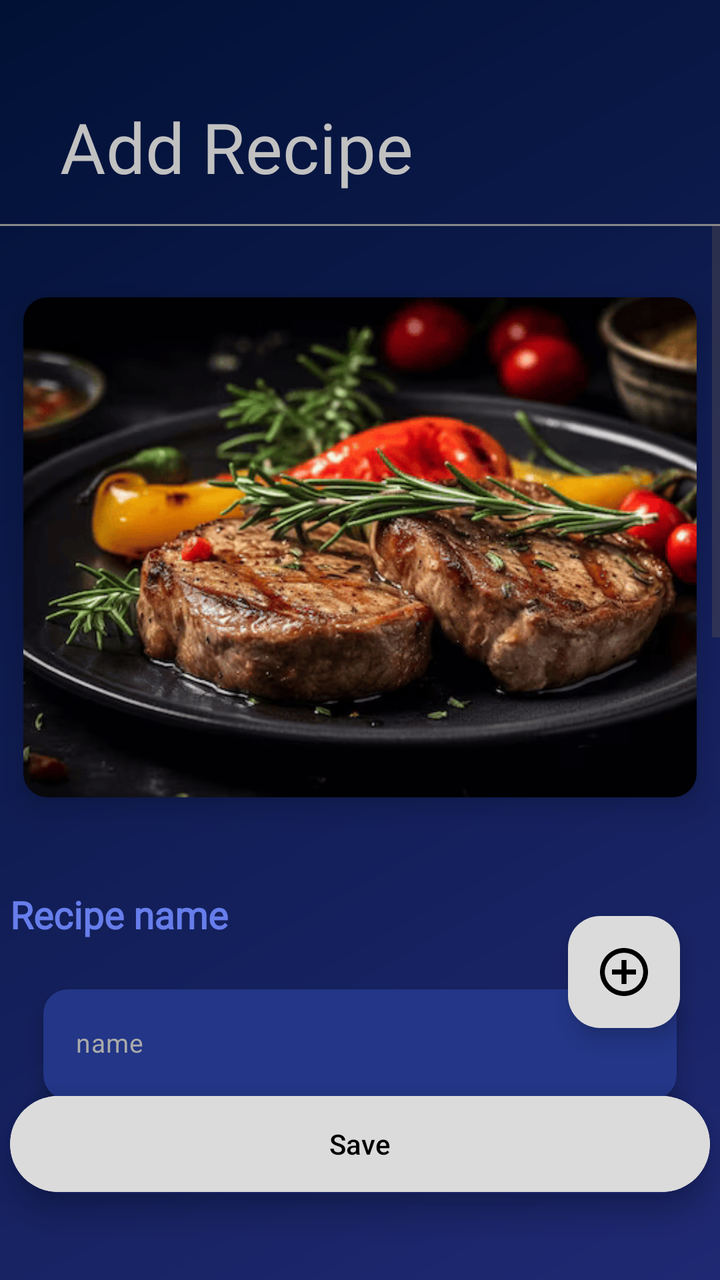
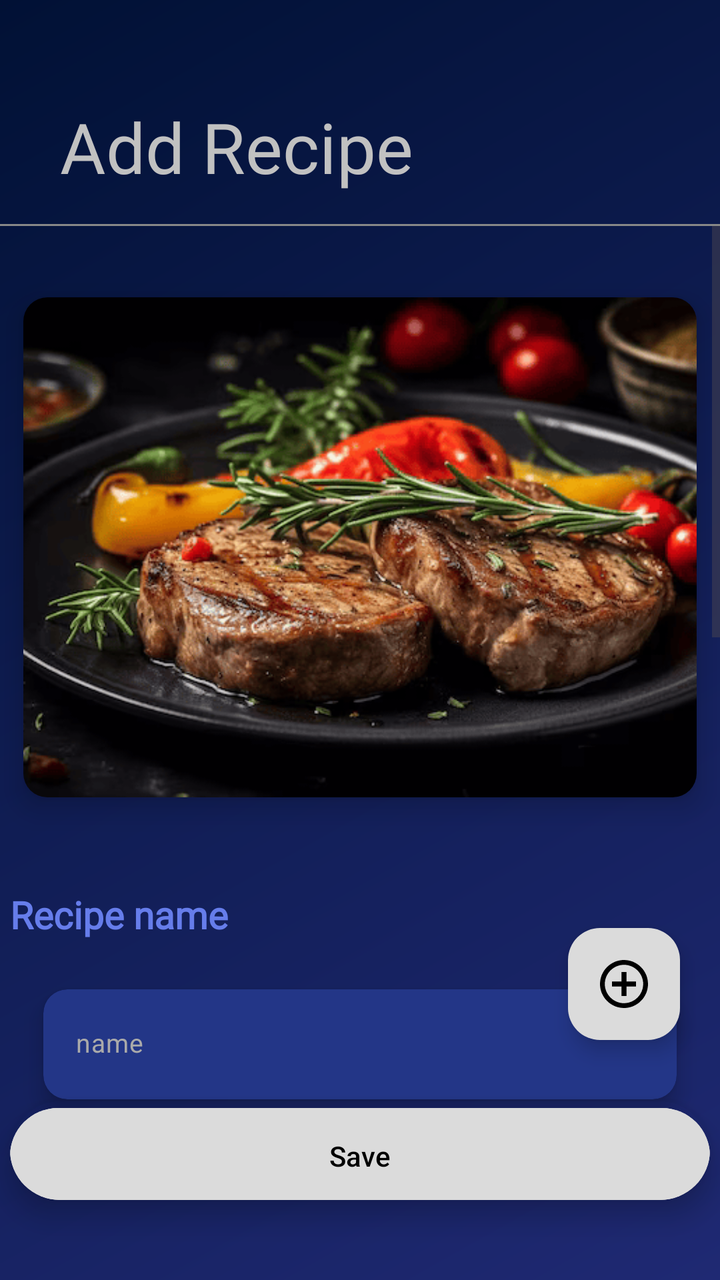

Before-and-after screenshots of an Android layout around one commit, followed by the original layout XML and the change that was made.
<!-- AndroidManifest.xml: application theme Theme.Recipe -->
<!-- res/layout/activity_add_recipe.xml -->
<androidx.constraintlayout.widget.ConstraintLayout
    xmlns:android="http://schemas.android.com/apk/res/android"
    xmlns:app="http://schemas.android.com/apk/res-auto"
    xmlns:tools="http://schemas.android.com/tools"
    android:id="@+id/main"
    android:layout_width="match_parent"
    android:layout_height="match_parent"
    android:background="@drawable/my_background">


    
    <TextView
        android:id="@+id/CreateRecipeTextView"
        android:layout_width="wrap_content"
        android:layout_height="62dp"
        android:layout_marginTop="50dp"
        android:layout_marginStart="30dp"
        android:fontFamily="@font/open_sans_bold"
        android:gravity="left"
        android:text="Add Recipe"
        android:textColor="@color/my_text_view_back"
        android:textSize="35sp"
        app:layout_constraintStart_toStartOf="parent"
        app:layout_constraintTop_toTopOf="parent" />

    
    <View
        android:id="@+id/lineUnderText"
        android:layout_width="match_parent"
        android:layout_height="1dp"
        android:background="#888888"
        app:layout_constraintTop_toBottomOf="@id/CreateRecipeTextView"
        app:layout_constraintStart_toStartOf="parent"
        app:layout_constraintEnd_toEndOf="parent"/>



    
    <ScrollView
        android:id="@+id/ScrollViewContent"
        android:layout_width="match_parent"
        android:layout_height="0dp"
        android:fillViewport="true"
        android:layout_marginBottom="70dp"
        app:layout_constraintTop_toBottomOf="@id/lineUnderText"
        app:layout_constraintBottom_toBottomOf="parent">

        <LinearLayout
            android:id="@+id/LinearLayout"
            android:layout_width="match_parent"
            android:layout_height="wrap_content"
            android:orientation="vertical"
            android:paddingBottom="120dp">

            <androidx.cardview.widget.CardView
                android:id="@+id/CardViewRecipeImage"
                android:layout_width="wrap_content"
                android:layout_height="wrap_content"
                android:layout_marginTop="20dp"
                android:layout_gravity="center"
                app:cardCornerRadius="12dp"
                app:cardElevation="8dp"
                app:cardUseCompatPadding="true"
                app:cardBackgroundColor="@android:color/transparent">

                <ImageView
                    android:id="@+id/recipeImageView"
                    android:layout_width="350dp"
                    android:layout_height="250dp"
                    android:src="@drawable/steak"
                    android:scaleType="centerCrop"
                    android:contentDescription="Recipe photo"
                    android:clickable="true"
                    android:focusable="true"
                    android:background="?attr/selectableItemBackgroundBorderless"/>
            </androidx.cardview.widget.CardView>

            <TextView
                android:id="@+id/TextViewRecipeName"
                android:layout_width="350dp"
                android:layout_height="wrap_content"
                android:layout_marginTop="30dp"
                android:fontFamily="@font/archivo_black"
                android:text="Recipe name"
                android:textColor="@color/title_my_color"
                android:textSize="19sp"
                android:textStyle="bold"
                android:layout_gravity="center"/>

            <androidx.cardview.widget.CardView
                android:id="@+id/CardViewRecipeName"
                android:layout_width="match_parent"
                android:layout_height="wrap_content"
                android:layout_margin="12dp"
                android:padding="12dp"
                app:cardBackgroundColor="@color/my_recipes_background"
                app:cardElevation="6dp"
                app:cardCornerRadius="12dp"
                app:cardUseCompatPadding="true">

                <EditText
                    android:id="@+id/EditTextRecipe"
                    style="@style/Widget.Material3.AutoCompleteTextView.OutlinedBox"
                    android:layout_width="match_parent"
                    android:layout_height="55dp"
                    android:hint="name"
                    android:inputType="text"
                    android:paddingStart="16dp"
                    android:paddingTop="15dp"
                    android:textColor="@color/my_textView_gray"
                    android:textColorHint="@android:color/darker_gray"
                    android:textSize="13sp"
                    android:background="@null"/>
            </androidx.cardview.widget.CardView>

            <TextView
                android:id="@+id/TextViewIngredient"
                android:layout_width="350dp"
                android:layout_height="wrap_content"
                android:layout_marginTop="15dp"
                android:fontFamily="@font/archivo_black"
                android:text="Ingredients"
                android:visibility="invisible"
                android:textColor="@color/title_my_color"
                android:textSize="19sp"
                android:textStyle="bold"
                android:layout_gravity="center" />

            <LinearLayout
                android:id="@+id/linearLayoutDescription"
                android:layout_width="match_parent"
                android:layout_height="wrap_content"
                android:orientation="vertical"
                tools:listitem="@layout/ingredient_item"/>

            <TextView
                android:id="@+id/TextViewInstructionRecipe"
                android:layout_width="350dp"
                android:layout_height="wrap_content"
                android:layout_marginTop="50dp"
                android:fontFamily="@font/archivo_black"
                android:text="Instruction"
                android:textColor="@color/title_my_color"
                android:textSize="19sp"
                android:textStyle="bold"
                android:layout_gravity="center"/>

            <androidx.cardview.widget.CardView
                android:id="@+id/CardViewInstruction"
                android:layout_width="match_parent"
                android:layout_height="wrap_content"
                android:layout_marginStart="12dp"
                android:layout_marginTop="12dp"
                android:layout_marginEnd="12dp"
                android:layout_marginBottom="100dp"
                app:cardElevation="6dp"
                app:cardCornerRadius="12dp"
                app:cardUseCompatPadding="true"
                app:cardBackgroundColor="@color/my_recipes_background">

                <EditText
                    android:id="@+id/EditTextInsctructionRecipe"
                    style="@style/Widget.Material3.AutoCompleteTextView.OutlinedBox"
                    android:layout_width="match_parent"
                    android:layout_height="wrap_content"
                    android:hint="Instruction"
                    android:inputType="textMultiLine"
                    android:gravity="top|start"
                    android:minHeight="180dp"
                    android:scrollbars="vertical"
                    android:overScrollMode="always"
                    android:padding="12dp"
                    android:textColor="@color/my_textView_gray"
                    android:textColorHint="@android:color/darker_gray"
                    android:textSize="13sp"
                    android:background="@null"/>
            </androidx.cardview.widget.CardView>
        </LinearLayout>
    </ScrollView>

    
    <com.google.android.material.floatingactionbutton.FloatingActionButton
        android:id="@+id/floatingActionButton"
        android:layout_width="wrap_content"
        android:layout_height="wrap_content"
        android:layout_marginEnd="20dp"
        android:layout_marginBottom="30dp"
        android:contentDescription="@string/app_name"
        app:layout_constraintBottom_toTopOf="@id/CardView"
        app:layout_constraintEnd_toEndOf="parent"
        app:backgroundTint="@color/background_floatingButton"
        app:srcCompat="@drawable/ic_add_recipe"
        app:tint="@color/black" />

    

    <androidx.cardview.widget.CardView
        android:id="@+id/CardView"
        android:layout_width="350dp"
        android:layout_height="wrap_content"
        app:cardElevation="8dp"
        android:layout_margin="40dp"
        app:cardCornerRadius="120dp"
        android:layout_marginBottom="30dp"
        app:cardBackgroundColor="@android:color/transparent"
        app:layout_constraintBottom_toBottomOf="parent"
        app:layout_constraintStart_toStartOf="parent"
        app:layout_constraintEnd_toEndOf="parent">

        <Button
            android:id="@+id/RecipeSaveButton"
            android:layout_width="match_parent"
            android:layout_height="56dp"
            android:text="Save"
            android:elevation="8dp"
            android:backgroundTint="@color/background_floatingButton"
            android:textColor="@color/black"/>
    </androidx.cardview.widget.CardView>

</androidx.constraintlayout.widget.ConstraintLayout>
<!-- res/layout/ingredient_item.xml (included above) -->
<?xml version="1.0" encoding="utf-8"?>
<androidx.constraintlayout.widget.ConstraintLayout xmlns:android="http://schemas.android.com/apk/res/android"
    xmlns:app="http://schemas.android.com/apk/res-auto"
    android:id="@+id/linearLayout"
    android:layout_width="match_parent"
    android:layout_height="wrap_content"
    android:layout_marginBottom="10dp">


    <Button
        android:id="@+id/ButtonDelete"
        style="@style/Widget.AppCompat.Button.Borderless.Colored"
        android:layout_width="wrap_content"
        android:layout_height="wrap_content"
        android:layout_marginEnd="30dp"
        android:minHeight="48dp"
        android:text="Delete"
        android:textColor="@android:color/holo_red_dark"
        android:textSize="10sp"
        app:layout_constraintBottom_toTopOf="@+id/LinearLayoutIngredient"
        app:layout_constraintEnd_toEndOf="parent"
        app:layout_constraintTop_toTopOf="parent" />


    <LinearLayout
        android:id="@+id/LinearLayoutIngredient"
        android:layout_width="350dp"
        android:layout_height="50dp"
        android:background="@drawable/textview_border"
        android:gravity="center"
        android:orientation="horizontal"
        app:layout_constraintBottom_toBottomOf="parent"
        app:layout_constraintEnd_toEndOf="parent"
        app:layout_constraintHorizontal_bias="0.5"
        app:layout_constraintStart_toStartOf="parent"
        app:layout_constraintTop_toBottomOf="@+id/ButtonDelete">

        <EditText
            android:id="@+id/EditTextNameIngredient"
            android:layout_width="140dp"
            android:layout_height="50dp"
            android:layout_marginStart="20dp"
            android:ellipsize="none"
            android:hint="name"
            android:paddingTop="15dp"
            android:inputType="textCapSentences"
            android:scrollHorizontally="true"
            android:textColor="@color/my_text_view_back"
            android:textColorHint="@android:color/darker_gray"
            android:textSize="13sp" />

        <FrameLayout
            android:layout_width="wrap_content"
            android:layout_height="wrap_content">

            <EditText
                android:id="@+id/EditTextWeight"
                android:layout_width="80dp"
                android:layout_height="50dp"
                android:background="@drawable/weight_border"
                android:gravity="center"
                android:hint="Weight"
                android:inputType="numberDecimal"
                android:minHeight="48dp"
                android:paddingStart="7dp"
                android:paddingEnd="7dp"
                android:textColor="@color/my_text_view_back"
                android:textColorHint="@color/my_text_view_back"
                android:textSize="12sp" />
        </FrameLayout>

        <FrameLayout
            android:layout_width="wrap_content"
            android:layout_height="wrap_content">

            <TextView
                android:id="@+id/TextViewUnit"
                android:layout_width="70dp"
                android:layout_height="50dp"
                android:background="@drawable/weight_border"
                android:gravity="center"
                android:hint="kg"
                android:inputType="numberDecimal"
                android:minHeight="48dp"
                android:textColor="@color/my_text_view_back"
                android:textColorHint="#979595"
                android:textSize="13sp" />
        </FrameLayout>

        <Spinner
            android:id="@+id/SpinnerUnit"
            android:layout_width="wrap_content"
            android:layout_height="70dp"
            android:entries="@array/ingredients_unit"
            android:minHeight="48dp" />
    </LinearLayout>


</androidx.constraintlayout.widget.ConstraintLayout>
<!-- resources referenced by this layout -->
<resources>
  <string-array name="ingredients_unit">
          <item>kg</item>
          <item>gr</item>
          <item>l</item>
          <item>ml</item>
          <item>tbsp</item>
          <item>tsp</item>
  
      </string-array>
  <color name="background_floatingButton">#DBDBDB</color>
  <color name="black">#FF000000</color>
  <color name="my_recipes_background">#233687</color>
  <color name="my_textView_gray">#FFFFFF</color>
  <color name="my_text_view_back">#C1C1C1</color>
  <color name="title_my_color">#667DEB</color>
  <!-- drawable ic_add_recipe (drawable) -->
  <vector xmlns:android="http://schemas.android.com/apk/res/android"
      android:width="512dp"
      android:height="512dp"
      android:viewportWidth="512"
      android:viewportHeight="512">
    <path
        android:pathData="M233,1c-19.9,1.8 -46.4,7.8 -64.9,14.6 -23.7,8.8 -52.9,25.4 -72.7,41.4 -10.1,8.2 -30.2,28.3 -38.4,38.4 -16,19.8 -32.6,49 -41.4,72.7 -12.4,33.6 -17.8,74.2 -14.6,109.7 1.9,21.6 7.6,47 14.6,66.1 8.8,23.7 25.4,52.9 41.4,72.7 8.2,10.1 28.3,30.2 38.4,38.4 19.8,16 49,32.6 72.7,41.4 33.6,12.4 74.2,17.8 109.7,14.6 21.6,-1.9 47,-7.6 66.1,-14.6 23.7,-8.8 52.9,-25.4 72.7,-41.4 10.1,-8.2 30.2,-28.3 38.4,-38.4 16,-19.8 32.6,-49 41.4,-72.7 7,-19.1 12.7,-44.5 14.6,-66.1 3.2,-35.5 -2.2,-76.1 -14.6,-109.7 -8.8,-23.7 -25.4,-52.9 -41.4,-72.7 -8.2,-10.1 -28.3,-30.2 -38.4,-38.4 -19.8,-16 -49,-32.6 -72.7,-41.4 -33.7,-12.4 -74.7,-17.8 -110.9,-14.6zM273.5,52c48.6,4.6 92.4,25.1 126.9,59.6 67.5,67.6 79.6,169.9 29.8,251.4 -15.7,25.7 -41.5,51.5 -67.2,67.2 -54.4,33.3 -118.8,39.7 -177.8,17.6 -27.9,-10.4 -52.3,-26.2 -73.6,-47.4 -62.5,-62.6 -78.1,-156.4 -39,-234.7 37.8,-75.7 118.5,-121.4 200.9,-113.7z"
        android:fillColor="#000000"
        android:strokeColor="#00000000"/>
    <path
        android:pathData="M230,179l0,51 -51,-0 -51,-0 0,26 0,26 51,-0 51,-0 0,51 0,51 26,-0 26,-0 0,-51 0,-51 51,-0 51,-0 0,-26 0,-26 -51,-0 -51,-0 0,-51 0,-51 -26,-0 -26,-0 0,51z"
        android:fillColor="#000000"
        android:strokeColor="#00000000"/>
  </vector>
  <!-- drawable my_background (drawable) -->
  <shape xmlns:android="http://schemas.android.com/apk/res/android"
      android:shape="rectangle">
  
  
      <gradient
          android:type="linear"
          android:startColor="#011135"
          android:endColor="#1F2973"
          android:angle="315" />
  
      <size
          android:width="1080dp"
          android:height="1920dp" />
  </shape>
  <!-- drawable steak: png bitmap (drawable, 103174 bytes) -->
  <!-- drawable textview_border (drawable) -->
  <?xml version="1.0" encoding="utf-8"?>
  <shape xmlns:android="http://schemas.android.com/apk/res/android"
      android:shape="rectangle">
  
      
      <solid android:color="#22388E" />
  
      
  
  
      
      <corners android:radius="10dp" />
  </shape>
  <!-- drawable weight_border: png bitmap (drawable, 4779 bytes) -->
  <string name="app_name">Recipe</string>
  <style name="Theme.Recipe" parent="Base.Theme.Recipe" />
  <style name="Base.Theme.Recipe" parent="Theme.Material3.DayNight.NoActionBar">
          
          
      </style>
</resources>

<!-- the commit's change to res/layout/activity_add_recipe.xml (unified diff, before → after) -->
@@ -3,6 +3,7 @@
     xmlns:app="http://schemas.android.com/apk/res-auto"
     xmlns:tools="http://schemas.android.com/tools"
     android:id="@+id/main"
+    android:fitsSystemWindows="true"
     android:layout_width="match_parent"
     android:layout_height="match_parent"
     android:background="@drawable/my_background">
@@ -197,7 +198,7 @@
     <androidx.cardview.widget.CardView
         android:id="@+id/CardView"
         android:layout_width="350dp"
-        android:layout_height="wrap_content"
+        android:layout_height="50dp"
         app:cardElevation="8dp"
         android:layout_margin="40dp"
         app:cardCornerRadius="120dp"
@@ -232,7 +233,7 @@
         android:id="@+id/ButtonDelete"
         style="@style/Widget.AppCompat.Button.Borderless.Colored"
         android:layout_width="wrap_content"
-        android:layout_height="wrap_content"
+        android:layout_height="40dp"
         android:layout_marginEnd="30dp"
         android:minHeight="48dp"
         android:text="Delete"
